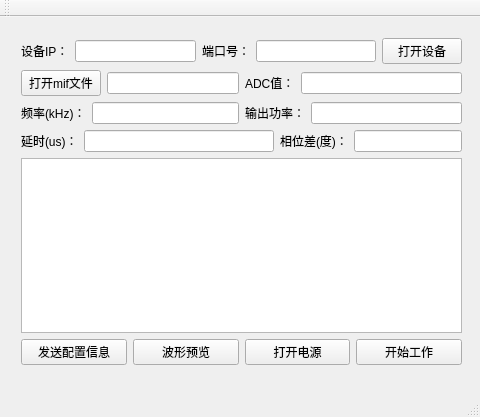
First picture: the form in Qt5Demo/Qt5Demo.ui, repository xdqrshi/lflQt, before the edit.
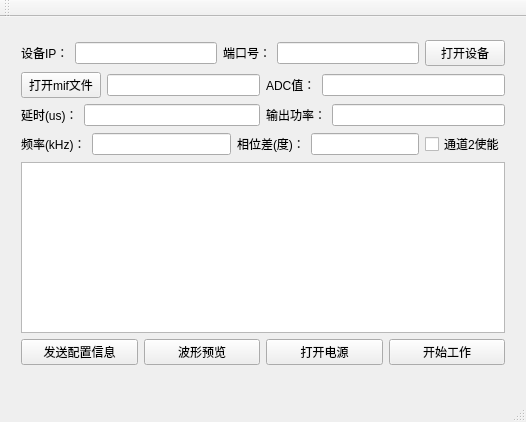
Second picture: the form after the edit. Custom widgets are drawn as their Qt base class.

Commit message: 填加了通道2选择的功能

```diff
--- a/Qt5Demo/Qt5Demo.ui
+++ b/Qt5Demo/Qt5Demo.ui
@@ -6,25 +6,23 @@
    <rect>
     <x>0</x>
     <y>0</y>
-    <width>480</width>
-    <height>417</height>
+    <width>526</width>
+    <height>422</height>
    </rect>
   </property>
   <property name="windowTitle">
    <string>Qt5Demo</string>
   </property>
   <widget class="QWidget" name="centralWidget">
-   <widget class="QWidget" name="layoutWidget">
+   <widget class="QWidget" name="">
     <property name="geometry">
      <rect>
       <x>10</x>
-      <y>10</y>
-      <width>463</width>
-      <height>349</height>
+      <y>12</y>
+      <width>506</width>
+      <height>347</height>
      </rect>
     </property>
-    <layout class="QVBoxLayout" name="verticalLayout_2">
-     <item>
       <layout class="QVBoxLayout" name="verticalLayout">
        <item>
         <layout class="QHBoxLayout" name="horizontalLayout_8">
@@ -93,38 +91,6 @@
          </item>
         </layout>
        </item>
-       <item>
-        <layout class="QHBoxLayout" name="horizontalLayout_10">
-         <item>
-          <layout class="QHBoxLayout" name="horizontalLayout_3">
-           <item>
-            <widget class="QLabel" name="label_3">
-             <property name="text">
-              <string>频率(kHz)：</string>
-             </property>
-            </widget>
-           </item>
-           <item>
-            <widget class="QLineEdit" name="le_Freq"/>
-           </item>
-          </layout>
-         </item>
-         <item>
-          <layout class="QHBoxLayout" name="horizontalLayout_4">
-           <item>
-            <widget class="QLabel" name="label_4">
-             <property name="text">
-              <string>输出功率：</string>
-             </property>
-            </widget>
-           </item>
-           <item>
-            <widget class="QLineEdit" name="le_Power"/>
-           </item>
-          </layout>
-         </item>
-        </layout>
-       </item>
        <item>
         <layout class="QHBoxLayout" name="horizontalLayout_11">
          <item>
@@ -142,6 +108,38 @@
           </layout>
          </item>
          <item>
+        <layout class="QHBoxLayout" name="horizontalLayout_4">
+         <item>
+          <widget class="QLabel" name="label_4">
+           <property name="text">
+            <string>输出功率：</string>
+           </property>
+          </widget>
+         </item>
+         <item>
+          <widget class="QLineEdit" name="le_Power"/>
+         </item>
+        </layout>
+       </item>
+      </layout>
+     </item>
+     <item>
+      <layout class="QHBoxLayout" name="horizontalLayout_10">
+       <item>
+        <layout class="QHBoxLayout" name="horizontalLayout_3">
+         <item>
+          <widget class="QLabel" name="label_3">
+           <property name="text">
+            <string>频率(kHz)：</string>
+           </property>
+          </widget>
+         </item>
+         <item>
+          <widget class="QLineEdit" name="le_Freq"/>
+         </item>
+        </layout>
+       </item>
+       <item>
           <layout class="QHBoxLayout" name="horizontalLayout">
            <item>
             <widget class="QLabel" name="label_6">
@@ -162,7 +160,12 @@
            </item>
           </layout>
          </item>
-        </layout>
+       <item>
+        <widget class="QCheckBox" name="cb_ch2">
+         <property name="text">
+          <string>通道2使能</string>
+         </property>
+        </widget>
        </item>
       </layout>
      </item>
```
Left out of the diff: 2 changed lines with no effect on the pictures. Lines whose indentation alone changed are shown as unchanged. The commit also changes 8 other files.
